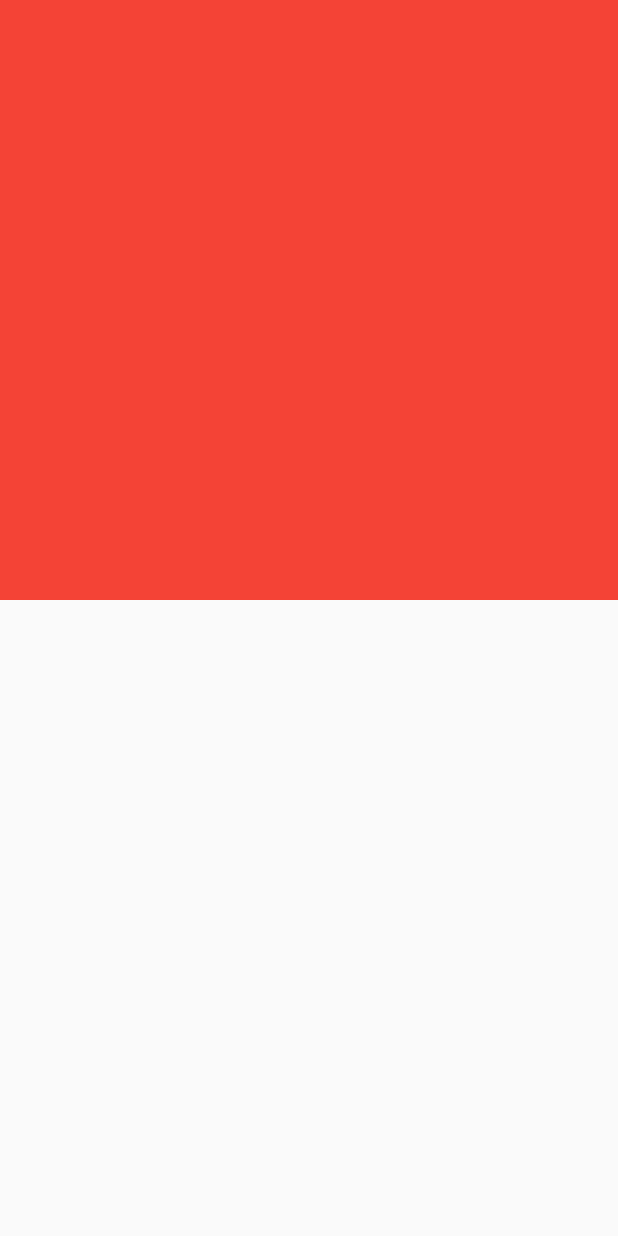
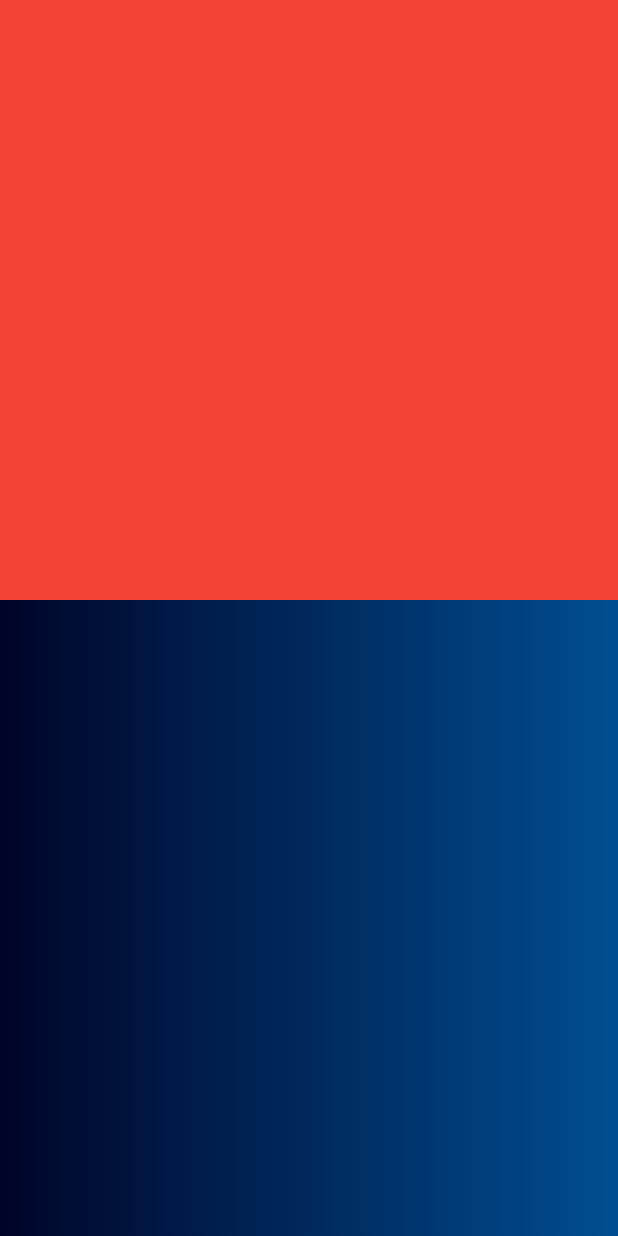
Before and after one commit to Tragikomedia/personal_website, a Flutter app: the screen it shows after launch, on a phone screen of 412 x 824 dp. Run offline on Flutter 3.47's test engine with Material 2 defaults, Android fonts, the phone set to English and light mode, and no system bars; our stand-ins replace animated_text_kit, font_awesome_flutter.

Commit message:
Fixed background color issue.

```diff
--- a/lib/layouts/background_layout.dart
+++ b/lib/layouts/background_layout.dart
@@ -12,11 +12,12 @@ class _BackgroundLayoutState extends State<BackgroundLayout> {
   @override
   Widget build(BuildContext context) {
     return Scaffold(
-      body: SingleChildScrollView(
-        child: Container(
-          decoration: BoxDecoration(
-              gradient:
-                  LinearGradient(colors: [Color(0xFF000428), Color(0xFF004e92)])),
+      body: Container(
+        height: double.infinity,
+        decoration: BoxDecoration(
+            gradient:
+                LinearGradient(colors: [Color(0xFF000428), Color(0xFF004e92)])),
+        child: SingleChildScrollView(
           child: LayoutBuilder(
             builder: (context, constraints) {
               if (constraints.maxWidth > 1010) {
```
